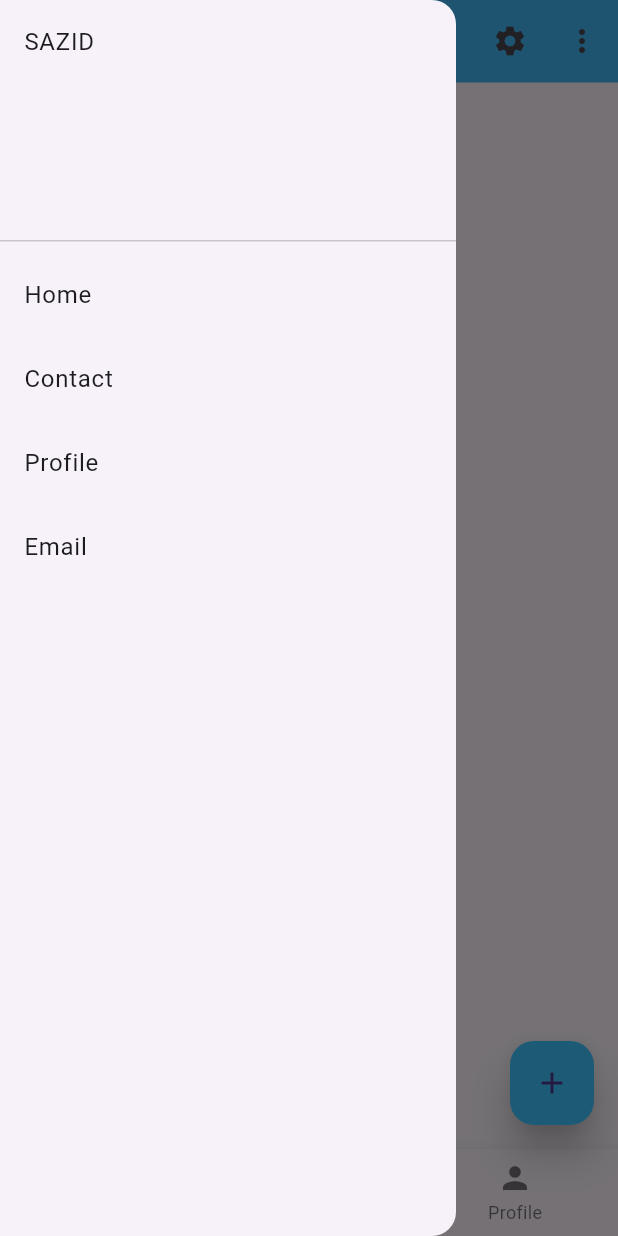
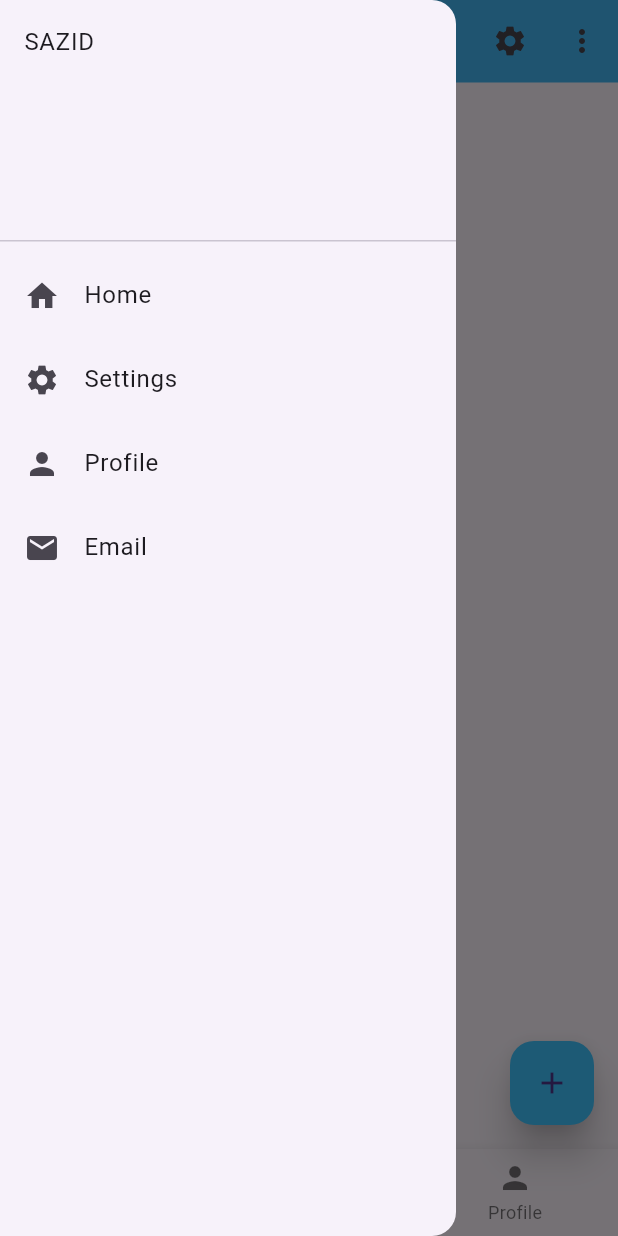
Before and after one commit to sazidmahmud36/flutter_world, a Flutter app: the screen it shows after launch, with the side drawer open, on a phone screen of 412 x 824 dp. Run offline on Flutter 3.47's test engine with Material 3 defaults, Android fonts, the phone set to English and light mode, and no system bars.

Commit message:
Drawer Header and ListTile Icon adding

```diff
--- a/basic_wiz/lib/main.dart
+++ b/basic_wiz/lib/main.dart
@@ -75,10 +75,26 @@ class HomeActivity extends StatelessWidget{
         child: ListView(
           children: [
             DrawerHeader(child: Text("SAZID")),
-            ListTile(title: Text("Home")),
-            ListTile(title: Text("Contact")),
-            ListTile(title: Text("Profile")),
-            ListTile(title: Text("Email")),
+            ListTile(
+                leading: Icon(Icons.home),
+                title: Text("Home"),
+                onTap: (){MySnackBar("Drawer (Home)", context);}
+            ),
+            ListTile(
+                leading: Icon(Icons.settings),
+                title: Text("Settings"),
+                onTap: (){MySnackBar("Drawer (Settings)", context);}
+            ),
+            ListTile(
+                leading: Icon(Icons.person),
+                title: Text("Profile"),
+                onTap: (){MySnackBar("Drawer (Profile)", context);}
+            ),
+            ListTile(
+                leading: Icon(Icons.email),
+                title: Text("Email"),
+                onTap: (){MySnackBar("Drawer (Email)", context);}
+            ),
           ],
         ),
       ),
```
